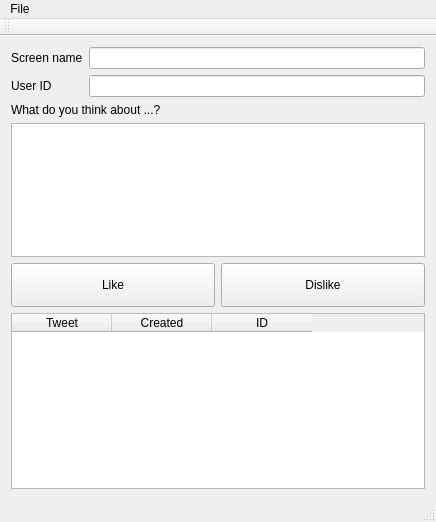
This is mainwindow.ui in 607011/Twindicator as Qt 5 draws it before an edit. The edited form follows.
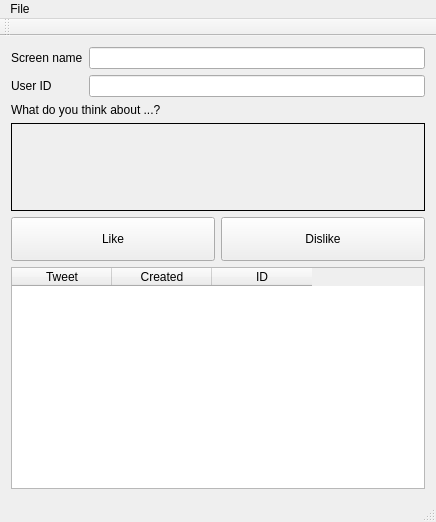
This is the edited form.

Commit message: Tweet label movable by mouse.

Patch:
```diff
--- a/mainwindow.ui
+++ b/mainwindow.ui
@@ -61,19 +61,31 @@
      </widget>
     </item>
     <item>
-     <widget class="QTextEdit" name="tweetTextEdit">
+     <widget class="QLabel" name="tweetLabel">
       <property name="sizePolicy">
-       <sizepolicy hsizetype="Expanding" vsizetype="Preferred">
+       <sizepolicy hsizetype="MinimumExpanding" vsizetype="Preferred">
         <horstretch>0</horstretch>
         <verstretch>0</verstretch>
        </sizepolicy>
       </property>
-      <property name="maximumSize">
+      <property name="minimumSize">
        <size>
-        <width>16777215</width>
-        <height>150</height>
+        <width>0</width>
+        <height>88</height>
        </size>
       </property>
+      <property name="cursor">
+       <cursorShape>OpenHandCursor</cursorShape>
+      </property>
+      <property name="mouseTracking">
+       <bool>true</bool>
+      </property>
+      <property name="frameShape">
+       <enum>QFrame::Box</enum>
+      </property>
+      <property name="text">
+       <string/>
+      </property>
      </widget>
     </item>
     <item>
```
Left out of the diff: 2 changed lines with no effect on the pictures. The commit also changes 2 other files.
